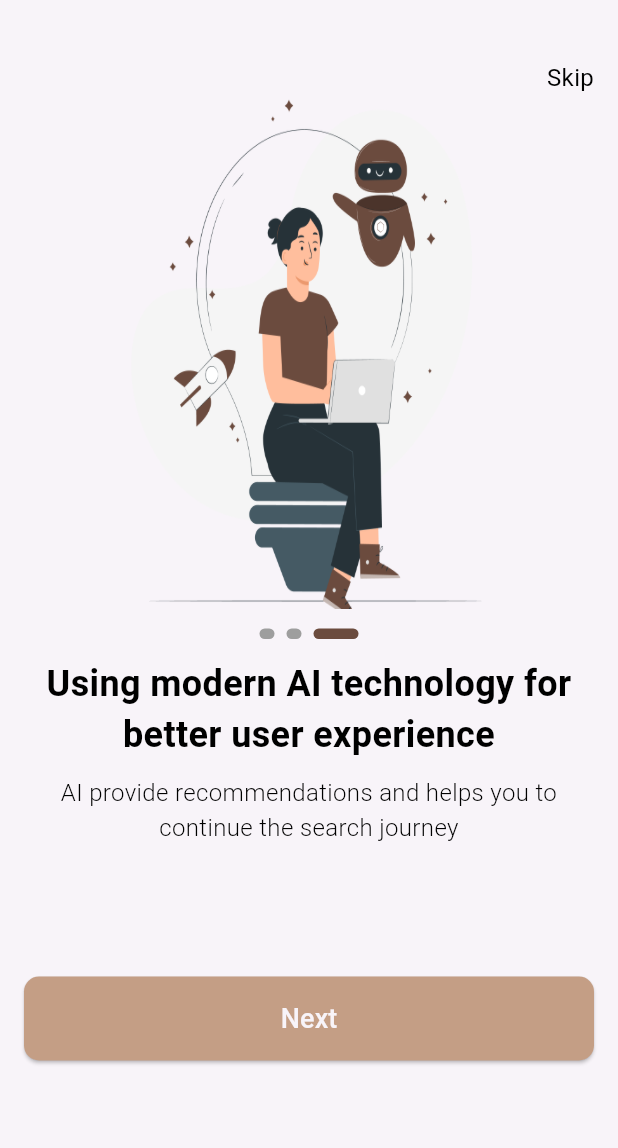
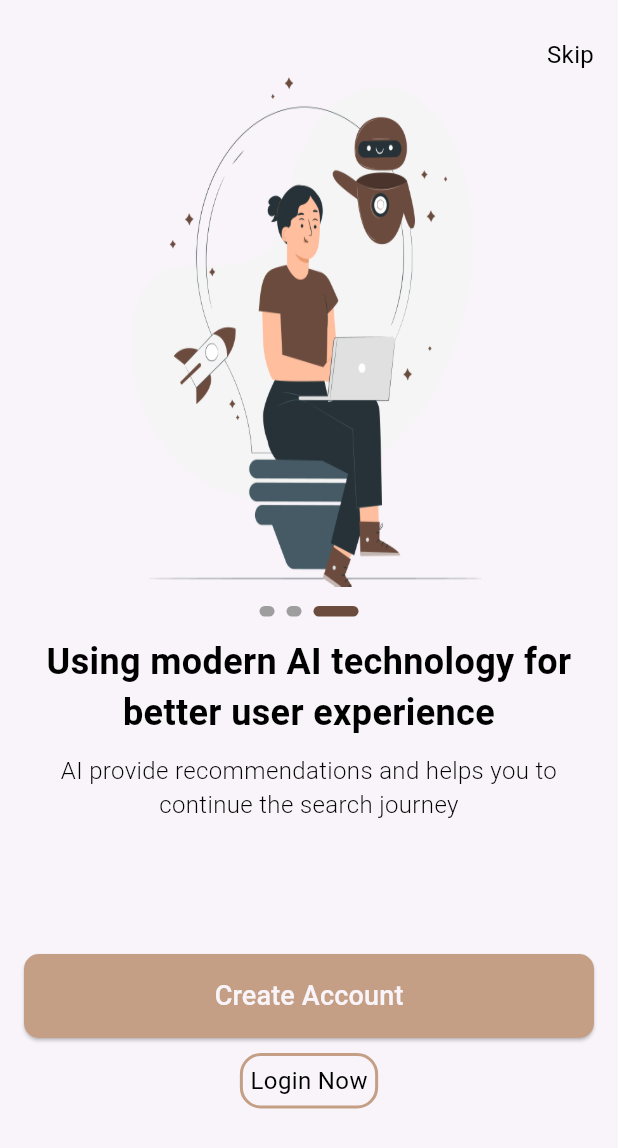
Before and after one commit to Mo7amed-fawzy/dalel-app, a Flutter app: the screen it shows after launch, swiped to page 3, on a phone screen of 412 x 824 dp. Shown: the top 1148 px of the screen. Run offline on Flutter 3.47's test engine with Material 3 defaults, Android fonts, the phone set to English and light mode, and no system bars; drawn by our look-alikes of smooth_page_indicator; our stand-ins replace go_router; Roboto replaces fonts that are missing (Poppins).

Commit message:
finish building on boarding

```diff
--- a/lib/core/routes/app_router.dart
+++ b/lib/core/routes/app_router.dart
@@ -1,8 +1,12 @@
+import 'package:dalel_app/features/auth/presentation/views/sign_in_view.dart';
+import 'package:dalel_app/features/auth/presentation/views/sign_up.dart';
 import 'package:dalel_app/features/on_bourding/presentation/views/on_boarding_view.dart';
 import 'package:dalel_app/features/splash/presentation/views/splash_view.dart';
 import 'package:go_router/go_router.dart';
 
 const String toOnbourding = "/onBourding";
+const String signUpPage = "/signUp";
+const String signInPage = "/signIn";
 
 final GoRouter starterrouter = GoRouter(routes: [
   GoRoute(
@@ -13,4 +17,12 @@ final GoRouter starterrouter = GoRouter(routes: [
     path: toOnbourding,
     builder: (context, state) => const OnBourdingView(),
   ),
+  GoRoute(
+    path: signUpPage,
+    builder: (context, state) => const SignUpView(),
+  ),
+  GoRoute(
+    path: signInPage,
+    builder: (context, state) => const SignInView(),
+  ),
 ]);
--- /dev/null
+++ b/lib/features/auth/presentation/views/sign_in_view.dart
@@ -0,0 +1,10 @@
+import 'package:flutter/material.dart';
+
+class SignInView extends StatelessWidget {
+  const SignInView({super.key});
+
+  @override
+  Widget build(BuildContext context) {
+    return const Scaffold();
+  }
+}
--- /dev/null
+++ b/lib/features/auth/presentation/views/sign_up.dart
@@ -0,0 +1,10 @@
+import 'package:flutter/material.dart';
+
+class SignUpView extends StatelessWidget {
+  const SignUpView({super.key});
+
+  @override
+  Widget build(BuildContext context) {
+    return const Scaffold();
+  }
+}
--- /dev/null
+++ b/lib/features/auth/presentation/views/widgets/login_now_style.dart
@@ -0,0 +1,30 @@
+import 'package:dalel_app/core/utils/app_colors.dart';
+import 'package:dalel_app/core/utils/app_strings.dart';
+import 'package:dalel_app/core/utils/app_text_styles.dart';
+import 'package:flutter/widgets.dart';
+
+class LoginNowStyle extends StatelessWidget {
+  const LoginNowStyle({
+    super.key,
+  });
+
+  @override
+  Widget build(BuildContext context) {
+    return Container(
+      decoration: BoxDecoration(
+        borderRadius: BorderRadius.circular(14),
+        border: Border.all(
+          color: AppColors.primaryColor,
+          width: 2,
+        ),
+      ),
+      padding: const EdgeInsets.all(5),
+      child: Text(
+        AppStrings.loginNow,
+        style: CustomTextStyles.poppins300style16.copyWith(
+          fontWeight: FontWeight.w400,
+        ),
+      ),
+    );
+  }
+}
--- a/lib/features/on_bourding/presentation/views/on_boarding_view.dart
+++ b/lib/features/on_bourding/presentation/views/on_boarding_view.dart
@@ -1,6 +1,7 @@
-import 'package:dalel_app/core/utils/app_strings.dart';
-import 'package:dalel_app/core/widgets/custom_btn.dart';
+import 'package:dalel_app/core/functions/navigation.dart';
+import 'package:dalel_app/core/routes/app_router.dart';
 import 'package:dalel_app/features/on_bourding/presentation/views/widgets/custom_nav_bar.dart';
+import 'package:dalel_app/features/on_bourding/presentation/views/widgets/get_buttons.dart';
 import 'package:dalel_app/features/on_bourding/presentation/views/widgets/on_boarding_widget_body.dart';
 import 'package:flutter/material.dart';
 
@@ -12,6 +13,9 @@ class OnBourdingView extends StatefulWidget {
 }
 
 class _OnBourdingViewState extends State<OnBourdingView> {
+  final PageController _pageController = PageController(initialPage: 0);
+
+  int currentIndex = 0;
   @override
   Widget build(BuildContext context) {
     return SafeArea(
@@ -21,11 +25,22 @@ class _OnBourdingViewState extends State<OnBourdingView> {
           child: ListView(
             physics: const BouncingScrollPhysics(),
             children: [
-              const SizedBox(height: 40),
-              const CustomNavBar(),
-              OnBoardingBody(),
+              const SizedBox(height: 25),
+              CustomNavBar(
+                onTap: () {
+                  customReplacementNavigate(context, signUpPage);
+                },
+              ),
+              OnBoardingBody(
+                  onPageChanged: (index) {
+                    setState(() {
+                      currentIndex = index;
+                    });
+                  },
+                  controler: _pageController),
               const SizedBox(height: 88),
-              CustomBtn(onPressed: () {}, text: AppStrings.next),
+              GetButtons(
+                  currentIndex: currentIndex, pageController: _pageController),
               const SizedBox(height: 17),
             ],
           ),
--- a/lib/features/on_bourding/presentation/views/widgets/custom_nav_bar.dart
+++ b/lib/features/on_bourding/presentation/views/widgets/custom_nav_bar.dart
@@ -1,20 +1,25 @@
 import 'package:dalel_app/core/utils/app_strings.dart';
 import 'package:dalel_app/core/utils/app_text_styles.dart';
-import 'package:flutter/widgets.dart';
+import 'package:flutter/material.dart';
 
 class CustomNavBar extends StatelessWidget {
   const CustomNavBar({
     super.key,
+    required this.onTap,
   });
+  final VoidCallback onTap;
 
   @override
   Widget build(BuildContext context) {
     return Align(
       alignment: Alignment.centerRight,
-      child: Text(
-        AppStrings.skip,
-        style: CustomTextStyles.poppins300style16
-            .copyWith(fontWeight: FontWeight.w400),
+      child: InkWell(
+        onTap: onTap,
+        child: Text(
+          AppStrings.skip,
+          style: CustomTextStyles.poppins300style16
+              .copyWith(fontWeight: FontWeight.w400),
+        ),
       ),
     );
   }
--- /dev/null
+++ b/lib/features/on_bourding/presentation/views/widgets/get_buttons.dart
@@ -0,0 +1,44 @@
+import 'package:dalel_app/core/functions/navigation.dart';
+import 'package:dalel_app/core/routes/app_router.dart';
+import 'package:dalel_app/core/utils/app_strings.dart';
+import 'package:dalel_app/core/widgets/custom_btn.dart';
+import 'package:dalel_app/features/auth/presentation/views/widgets/login_now_style.dart';
+import 'package:dalel_app/features/on_bourding/data/models/on_boarding_model.dart';
+import 'package:flutter/material.dart';
+
+class GetButtons extends StatelessWidget {
+  const GetButtons(
+      {super.key, required this.currentIndex, required this.pageController});
+  final int currentIndex;
+  final PageController pageController;
+  @override
+  Widget build(BuildContext context) {
+    if (currentIndex == onBoardingData.length - 1) {
+      return Column(
+        children: [
+          CustomBtn(
+            text: AppStrings.createAccount,
+            onPressed: () {
+              customReplacementNavigate(context, signUpPage);
+            },
+          ),
+          const SizedBox(height: 10),
+          InkWell(
+            onTap: () {
+              customReplacementNavigate(context, signInPage);
+            },
+            child: const LoginNowStyle(),
+          ),
+        ],
+      );
+    } else {
+      return CustomBtn(
+          onPressed: () {
+            pageController.nextPage(
+                duration: const Duration(milliseconds: 200),
+                curve: Curves.bounceIn);
+          },
+          text: AppStrings.next);
+    }
+  }
+}
--- a/lib/features/on_bourding/presentation/views/widgets/on_boarding_widget_body.dart
+++ b/lib/features/on_bourding/presentation/views/widgets/on_boarding_widget_body.dart
@@ -4,11 +4,14 @@ import 'package:dalel_app/features/on_bourding/presentation/views/widgets/custom
 import 'package:flutter/material.dart';
 
 class OnBoardingBody extends StatelessWidget {
-  OnBoardingBody({super.key});
+  const OnBoardingBody(
+      {super.key, required this.controler, this.onPageChanged});
 // تحديد أن الكائن هو ثابت يمكن إنشاؤه مرة واحدة فقط، ويمكن استخدامه في أوقات لاحقة دون الحاجة إلى إعادة إنشائه const
 // بس علشان بستعمل فاينال فدا معناه ان المتغيرات دي مش ثابته
-  final PageController _pageController = PageController();
+  final PageController controler;
   // فاينال يعني هعين قيمته مره وحده بس (غير ثابته)
+
+  final Function(int)? onPageChanged;
   @override
   Widget build(BuildContext context) {
     return
@@ -17,8 +20,9 @@ class OnBoardingBody extends StatelessWidget {
       height: 500,
       //دي البتخليني اسكرول يمين وشمال حسب الداتا العندي
       child: PageView.builder(
+        onPageChanged: onPageChanged,
         physics: const BouncingScrollPhysics(),
-        controller: _pageController,
+        controller: controler,
         itemCount: onBoardingData.length,
         itemBuilder: (context, index) {
           return Column(children: [
@@ -36,7 +40,7 @@ class OnBoardingBody extends StatelessWidget {
             ),
             // Image.asset(Assets.imagesOnBoarding1),
             const SizedBox(height: 13),
-            CustomSmoothPageIndicator(controller: _pageController),
+            CustomSmoothPageIndicator(controller: controler),
             const SizedBox(height: 13),
             Text(
               onBoardingData[index].title,
```
